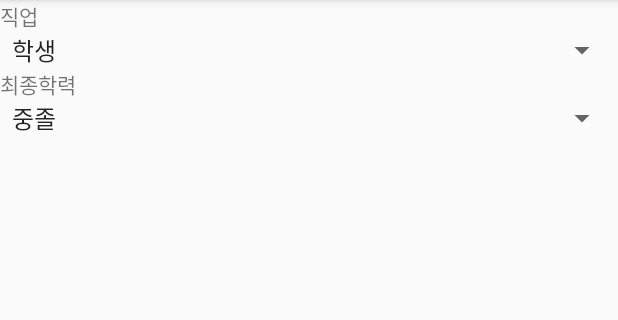
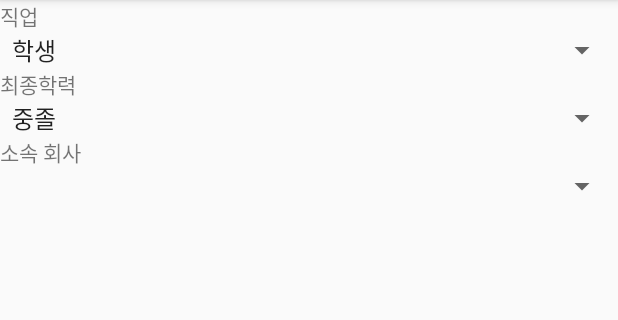
Before and after one commit to luvyoon/20181229_01_SpinnerTest, an Android app: the screen it shows after launch (MainActivity), on a phone screen of 412 x 824 dp, the part 84-404 px from its top. Run offline under Robolectric (Android 15) with nearby library versions, the phone set to English and light mode, and no system bars.

Commit message:
소속회사 스피너 기반 작업

```diff
--- a/app/src/main/java/kr/tjeit/a20181229_01_spinnertest/MainActivity.java
+++ b/app/src/main/java/kr/tjeit/a20181229_01_spinnertest/MainActivity.java
@@ -1,14 +1,24 @@
 package kr.tjeit.a20181229_01_spinnertest;
 
-import android.support.v7.app.AppCompatActivity;
 import android.os.Bundle;
+import android.widget.Spinner;
+
+import java.util.ArrayList;
+import java.util.List;
+
+import kr.tjeit.a20181229_01_spinnertest.datas.Restaurant;
 
 public class MainActivity extends BaseActivity {
+
+    List<Restaurant> restaurants = new ArrayList<Restaurant>();
+
+    private android.widget.Spinner companySpinner;
 
     @Override
     protected void onCreate(Bundle savedInstanceState) {
         super.onCreate(savedInstanceState);
         setContentView(R.layout.activity_main);
+
 
         bindviews();
         setupEvents();
@@ -23,10 +33,23 @@ public class MainActivity extends BaseActivity {
     @Override
     public void setvalues() {
 
+
+    }
+
+    private void fillRestaurants() {
+
+        restaurants.clear();
+        restaurants.add(new Restaurant("도미노피자", "광진구", "09:00 ~ 22:00", "http://cfs15.tistory.com/image/24/tistory/2008/11/05/18/00/491160cb593e2"));
+        restaurants.add(new Restaurant("미스터피자", "관악구", "10:00 ~ 21:00", "http://postfiles12.naver.net/20160530_171/ppanppane_14646177044221JRNd_PNG/%B9%CC%BD%BA%C5%CD%C7%C7%C0%DA_%B7%CE%B0%ED_%281%29.png?type=w966"));
+        restaurants.add(new Restaurant("피자헛", "강동구", "11:00 ~ 23:00", "https://mblogthumb-phinf.pstatic.net/20141124_182/howtomarry_1416806028308979cg_PNG/Pizza_Hut_logo.svg.png?type=w2"));
+        restaurants.add(new Restaurant("파파존스", "성북구", "17:00 ~ 익일 04:00", "http://postfiles2.naver.net/20160530_65/ppanppane_1464617766007O9b5u_PNG/%C6%C4%C6%C4%C1%B8%BD%BA_%C7%C7%C0%DA_%B7%CE%B0%ED_%284%29.png?type=w966"));
+
     }
 
     @Override
     public void bindviews() {
 
+        this.companySpinner = (Spinner) findViewById(R.id.companySpinner);
+
     }
 }
--- a/app/src/main/res/layout/activity_main.xml
+++ b/app/src/main/res/layout/activity_main.xml
@@ -22,8 +22,6 @@
         android:entries="@array/job_kind">
 
 
-
-
     </Spinner>
 
     <TextView
@@ -39,6 +37,19 @@
 
     </Spinner>
 
+    <TextView
+        android:layout_width="wrap_content"
+        android:layout_height="wrap_content"
+        android:text="소속 회사"
+        />
+
+    <Spinner
+        android:id="@+id/companySpinner"
+        android:layout_width="match_parent"
+        android:layout_height="wrap_content">
+
+
+    </Spinner>
 
 
 </LinearLayout>
```
Also changed, not shown: app/src/main/java/kr/tjeit/a20181229_01_spinnertest/datas/Restaurant.java (added, +48 -0 lines).
